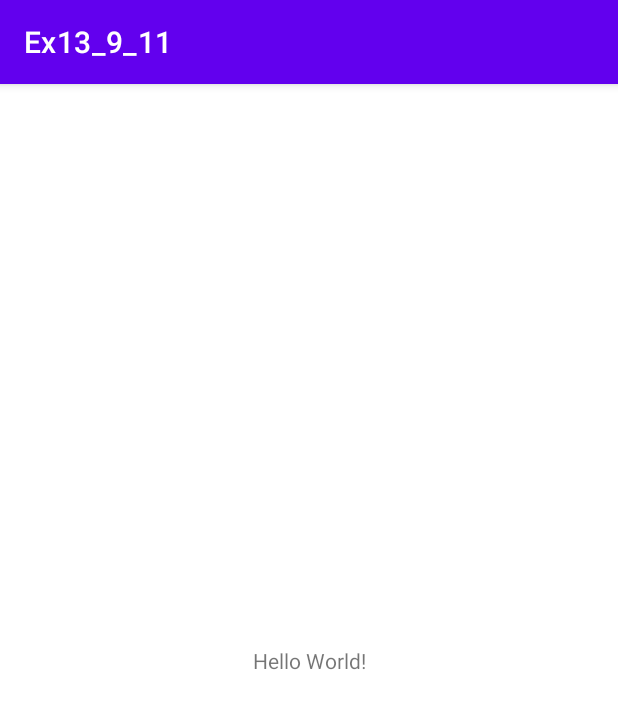
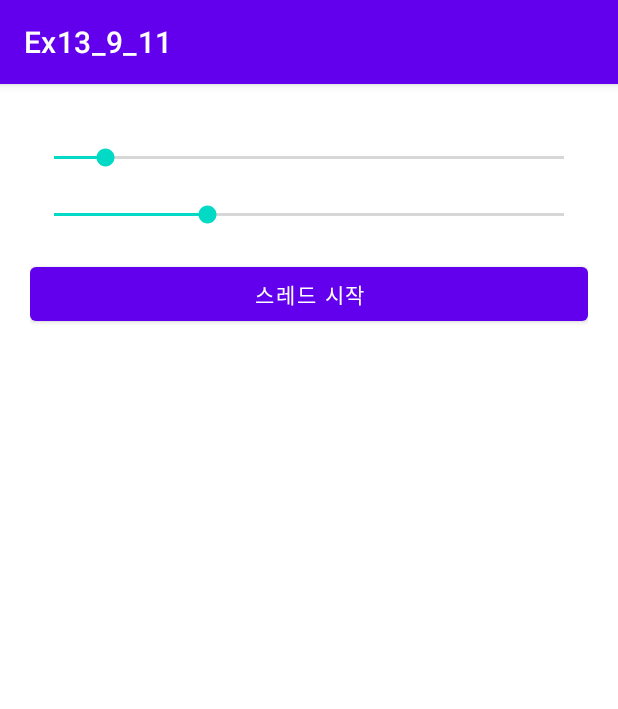
Before and after one commit to song-juyeon/Ex13_9_11, an Android app: the screen it shows after launch (MainActivity), on a phone screen of 412 x 824 dp. Shown: the top 709 px of the screen. Run offline under Robolectric (Android 15) with nearby library versions, the phone set to English and light mode, and no system bars.

Commit message:
Edit activity_main.xml Commit

```diff
--- a/app/src/main/res/layout/activity_main.xml
+++ b/app/src/main/res/layout/activity_main.xml
@@ -1,18 +1,31 @@
 <?xml version="1.0" encoding="utf-8"?>
-<androidx.constraintlayout.widget.ConstraintLayout xmlns:android="http://schemas.android.com/apk/res/android"
+<LinearLayout xmlns:android="http://schemas.android.com/apk/res/android"
     xmlns:app="http://schemas.android.com/apk/res-auto"
     xmlns:tools="http://schemas.android.com/tools"
     android:layout_width="match_parent"
     android:layout_height="match_parent"
+    android:orientation="vertical"
+    android:padding="20dp"
     tools:context=".MainActivity">
 
-    <TextView
-        android:layout_width="wrap_content"
+    <SeekBar
+        android:layout_marginTop="20dp"
+        android:id="@+id/seek1"
+        android:layout_width="match_parent"
         android:layout_height="wrap_content"
-        android:text="Hello World!"
-        app:layout_constraintBottom_toBottomOf="parent"
-        app:layout_constraintLeft_toLeftOf="parent"
-        app:layout_constraintRight_toRightOf="parent"
-        app:layout_constraintTop_toTopOf="parent" />
+        android:progress="10"/>
+    <SeekBar
+        android:layout_marginTop="20dp"
+        android:id="@+id/seek2"
+        android:layout_width="match_parent"
+        android:layout_height="wrap_content"
+        android:progress="30"/>
+    <Button
+        android:layout_marginTop="20dp"
+        android:id="@+id/btn_start"
+        android:layout_width="match_parent"
+        android:layout_height="wrap_content"
+        android:text="@string/btn_start"/>
 
-</androidx.constraintlayout.widget.ConstraintLayout>
+
+</LinearLayout>
--- a/app/src/main/res/values/strings.xml
+++ b/app/src/main/res/values/strings.xml
@@ -1,3 +1,4 @@
 <resources>
     <string name="app_name">Ex13_9_11</string>
+    <string name="btn_start">스레드 시작</string>
 </resources>
```
